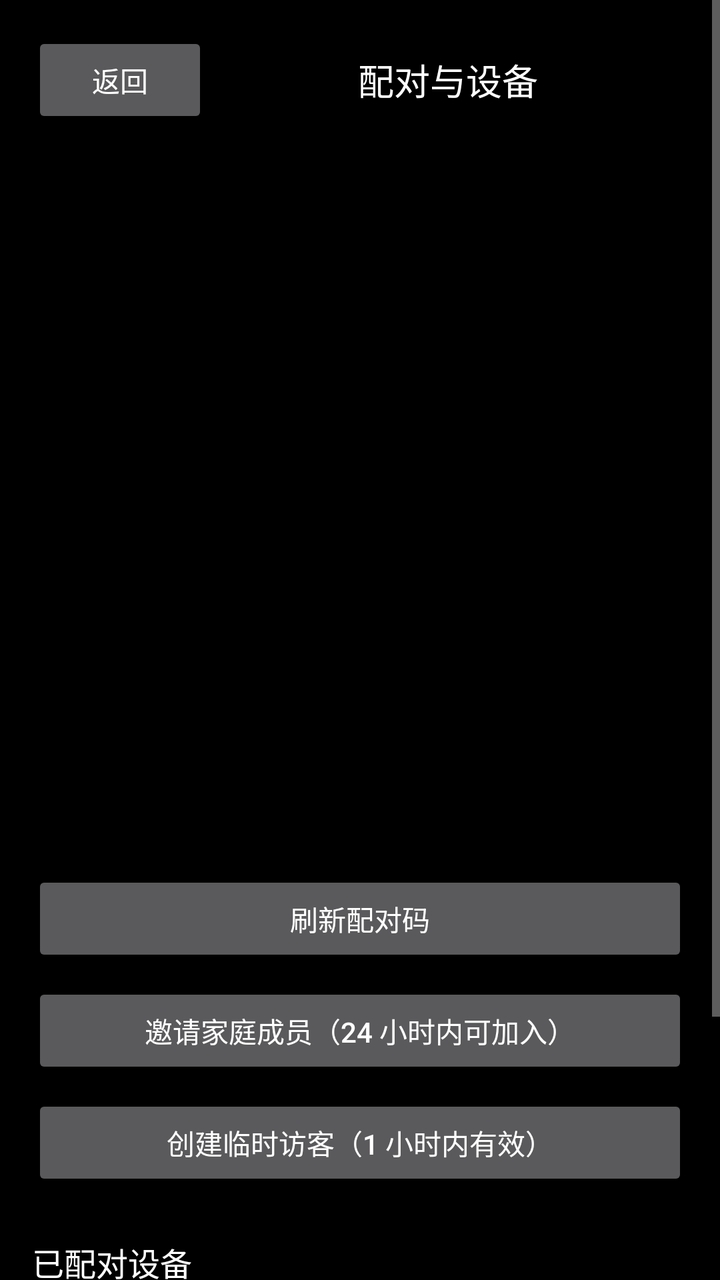
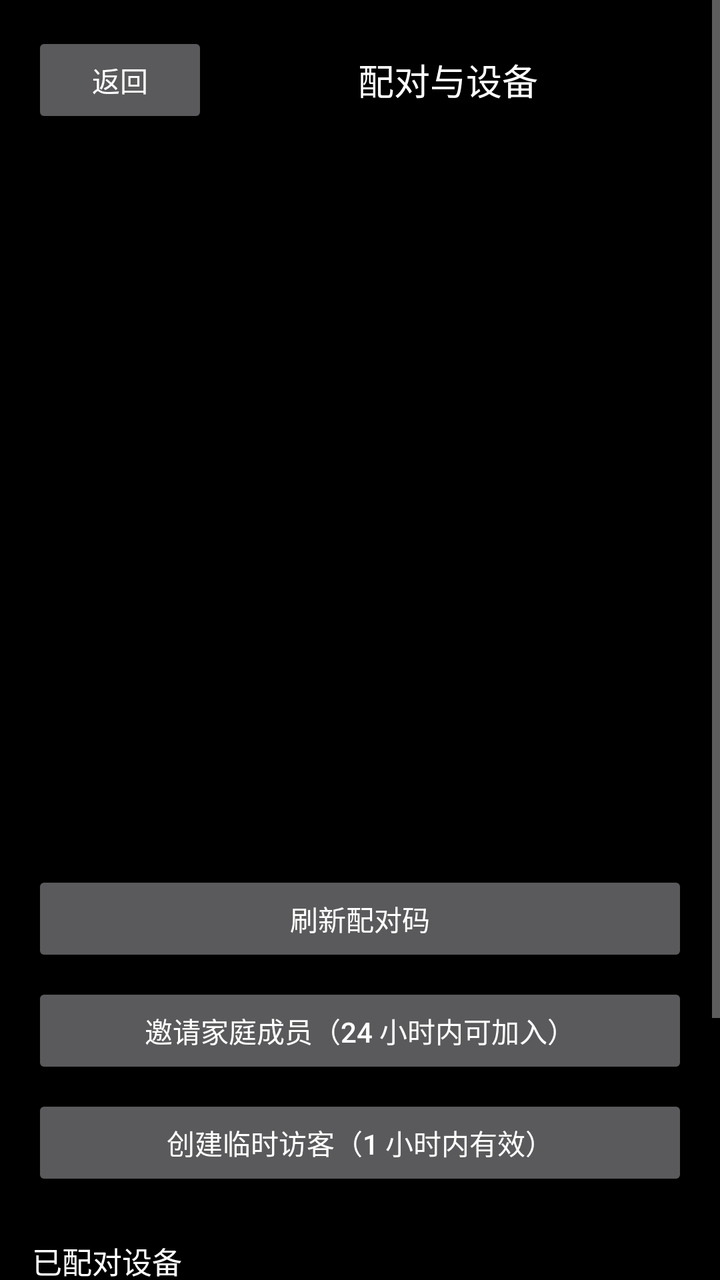

Before-and-after screenshots of an Android layout around one commit, followed by the original layout XML and the change that was made.
<!-- AndroidManifest.xml: application theme Theme.QuietSentry -->
<!-- res/layout/activity_pairing.xml -->
<?xml version="1.0" encoding="utf-8"?>
<ScrollView xmlns:android="http://schemas.android.com/apk/res/android"
    android:layout_width="match_parent"
    android:layout_height="match_parent"
    android:background="@android:color/black"
    android:fillViewport="true">

    <LinearLayout
        android:layout_width="match_parent"
        android:layout_height="wrap_content"
        android:orientation="vertical"
        android:padding="16dp">

        <LinearLayout
            android:layout_width="match_parent"
            android:layout_height="wrap_content"
            android:gravity="center_vertical"
            android:orientation="horizontal">

            <Button
                android:id="@+id/pairing_back"
                android:layout_width="wrap_content"
                android:layout_height="wrap_content"
                android:text="@string/pairing_back" />

            <TextView
                android:layout_width="0dp"
                android:layout_height="wrap_content"
                android:layout_weight="1"
                android:gravity="center"
                android:text="@string/pairing_title"
                android:textColor="@android:color/white"
                android:textSize="18sp" />
        </LinearLayout>

        <TextView
            android:id="@+id/pairing_hint"
            android:layout_width="match_parent"
            android:layout_height="wrap_content"
            android:layout_marginTop="12dp"
            android:textColor="#99FFFFFF"
            android:textSize="13sp" />

        
        <ImageView
            android:id="@+id/pairing_qr"
            android:layout_width="240dp"
            android:layout_height="240dp"
            android:layout_gravity="center_horizontal"
            android:layout_marginTop="16dp"
            android:contentDescription="@string/pairing_qr_desc" />

        <TextView
            android:id="@+id/pairing_code"
            android:layout_width="match_parent"
            android:layout_height="wrap_content"
            android:layout_marginTop="12dp"
            android:gravity="center"
            android:textColor="@android:color/white"
            android:textSize="28sp" />

        <TextView
            android:id="@+id/pairing_fingerprint"
            android:layout_width="match_parent"
            android:layout_height="wrap_content"
            android:layout_marginTop="4dp"
            android:gravity="center"
            android:textColor="#99FFFFFF"
            android:textSize="12sp" />

        <Button
            android:id="@+id/pairing_refresh"
            android:layout_width="match_parent"
            android:layout_height="wrap_content"
            android:layout_marginTop="16dp"
            android:text="@string/pairing_refresh" />

        <Button
            android:id="@+id/pairing_invite"
            android:layout_width="match_parent"
            android:layout_height="wrap_content"
            android:layout_marginTop="8dp"
            android:text="@string/pairing_invite" />

        <Button
            android:id="@+id/pairing_invite_guest"
            android:layout_width="match_parent"
            android:layout_height="wrap_content"
            android:layout_marginTop="8dp"
            android:text="@string/pairing_invite_guest" />

        <TextView
            android:id="@+id/pairing_devices_title"
            android:layout_width="match_parent"
            android:layout_height="wrap_content"
            android:layout_marginTop="24dp"
            android:text="@string/pairing_devices_title"
            android:textColor="@android:color/white"
            android:textSize="16sp" />

        <LinearLayout
            android:id="@+id/pairing_devices"
            android:layout_width="match_parent"
            android:layout_height="wrap_content"
            android:layout_marginTop="8dp"
            android:orientation="vertical" />

        <TextView
            android:id="@+id/pairing_devices_empty"
            android:layout_width="match_parent"
            android:layout_height="wrap_content"
            android:text="@string/pairing_devices_empty"
            android:textColor="#99FFFFFF"
            android:textSize="13sp" />

        <Button
            android:id="@+id/pairing_recovery"
            android:layout_width="match_parent"
            android:layout_height="wrap_content"
            android:layout_marginTop="16dp"
            android:text="@string/pairing_recovery" />

        <Button
            android:id="@+id/pairing_revoke_all"
            android:layout_width="match_parent"
            android:layout_height="wrap_content"
            android:layout_marginTop="8dp"
            android:text="@string/pairing_revoke_all" />
    </LinearLayout>
</ScrollView>
<!-- resources referenced by this layout -->
<resources>
  <string name="pairing_back">返回</string>
  <string name="pairing_devices_empty">还没有其他设备配对</string>
  <string name="pairing_devices_title">已配对设备</string>
  <string name="pairing_invite">邀请家庭成员（24 小时内可加入）</string>
  <string name="pairing_invite_guest">创建临时访客（1 小时内有效）</string>
  <string name="pairing_qr_desc">配对二维码</string>
  <string name="pairing_recovery">生成恢复码</string>
  <string name="pairing_refresh">刷新配对码</string>
  <string name="pairing_revoke_all">撤销全部授权</string>
  <string name="pairing_title">配对与设备</string>
  <style name="Theme.QuietSentry" parent="Theme.AppCompat.NoActionBar">
          <item name="android:windowBackground">@android:color/black</item>
          <item name="android:statusBarColor">@android:color/black</item>
          <item name="android:navigationBarColor">@android:color/black</item>
      </style>
</resources>

<!-- the commit's change to res/layout/activity_pairing.xml (unified diff, before → after) -->
@@ -39,7 +39,7 @@
             android:layout_height="wrap_content"
             android:layout_marginTop="12dp"
             android:textColor="#99FFFFFF"
-            android:textSize="13sp" />
+            android:textSize="@dimen/qs_text_status" />
 
         
         <ImageView
@@ -66,7 +66,7 @@
             android:layout_marginTop="4dp"
             android:gravity="center"
             android:textColor="#99FFFFFF"
-            android:textSize="12sp" />
+            android:textSize="@dimen/qs_text_caption" />
 
         <Button
             android:id="@+id/pairing_refresh"
@@ -96,7 +96,7 @@
             android:layout_marginTop="24dp"
             android:text="@string/pairing_devices_title"
             android:textColor="@android:color/white"
-            android:textSize="16sp" />
+            android:textSize="@dimen/qs_text_body" />
 
         <LinearLayout
             android:id="@+id/pairing_devices"
@@ -111,7 +111,7 @@
             android:layout_height="wrap_content"
             android:text="@string/pairing_devices_empty"
             android:textColor="#99FFFFFF"
-            android:textSize="13sp" />
+            android:textSize="@dimen/qs_text_status" />
 
         <Button
             android:id="@+id/pairing_recovery"
<!-- resource entries referenced after the edit -->
@@ -1,5 +1,8 @@
 <!-- resources referenced by this layout -->
 <resources>
+  <dimen name="qs_text_body">15sp</dimen>
+  <dimen name="qs_text_caption">12sp</dimen>
+  <dimen name="qs_text_status">13sp</dimen>
   <string name="pairing_back">返回</string>
   <string name="pairing_devices_empty">还没有其他设备配对</string>
   <string name="pairing_devices_title">已配对设备</string>
@@ -14,6 +17,12 @@
           <item name="android:windowBackground">@android:color/black</item>
           <item name="android:statusBarColor">@android:color/black</item>
           <item name="android:navigationBarColor">@android:color/black</item>
+          
+          <item name="android:windowAnimationStyle">@style/QsWindowAnim</item>
+      </style>
+  <style name="QsWindowAnim">
+          <item name="android:windowEnterAnimation">@anim/fade_slide_in</item>
+          <item name="android:windowExitAnimation">@anim/fade_out</item>
       </style>
 </resources>
 
